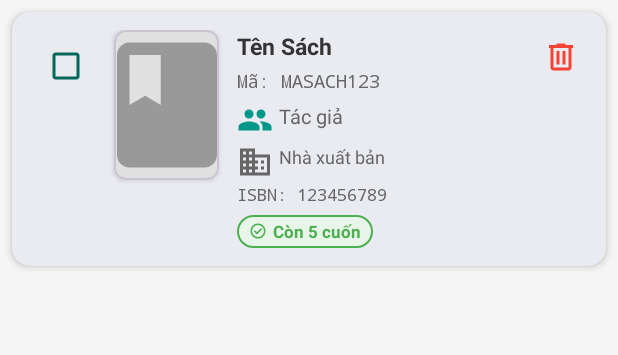
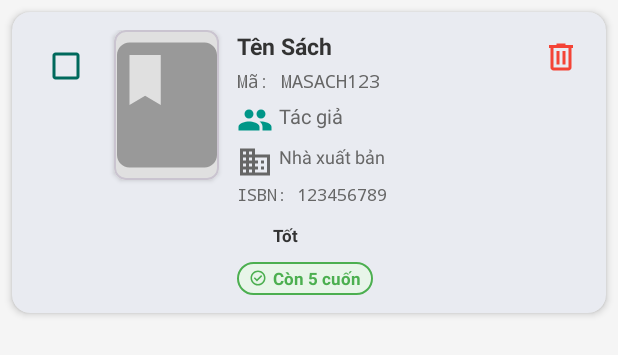
Before and after one commit to DucBEDev/DAMH-library, an Android app: the layout item_book_cart.xml on its own in the app's theme, with its tools: preview values and no code run, on a phone screen of 412 x 824 dp. Shown: the top 355 px of the screen. Run offline under Robolectric (Android 15) with nearby library versions, the phone set to English and light mode, and no system bars.

```diff
--- a/app/src/main/java/com/example/damh_library/network/client/CheckoutSlipApiService.java
+++ b/app/src/main/java/com/example/damh_library/network/client/CheckoutSlipApiService.java
@@ -2,6 +2,7 @@ package com.example.damh_library.network.client;
 
 import com.example.damh_library.model.ResponseModel;
 import com.example.damh_library.model.ResponseSingleModel;
+import com.example.damh_library.model.request.PhieuMuonRequest;
 import com.example.damh_library.model.request.UpdateClientProfileRequest;
 import com.example.damh_library.model.response.BookCartResponse;
 import com.example.damh_library.model.response.CheckoutHistoryResponse;
@@ -11,10 +12,14 @@ import com.example.damh_library.model.response.TypeBorrowResponse;
 import retrofit2.Call;
 import retrofit2.http.Body;
 import retrofit2.http.GET;
+import retrofit2.http.POST;
 import retrofit2.http.Path;
 import retrofit2.http.Query;
 
 public interface CheckoutSlipApiService {
     @GET("admin/phieumuon/{readerId}")
     Call<ResponseModel<CheckoutHistoryResponse>> getReaderCheckoutHistory(@Path("readerId") String readerId);
+
+    @POST("admin/phieumuon/create")
+    Call<ResponseModel<Void>> createCheckout(@Body PhieuMuonRequest request);
 }
--- a/app/src/main/res/layout/fragment_create_checkout.xml
+++ b/app/src/main/res/layout/fragment_create_checkout.xml
@@ -255,7 +255,7 @@
                         android:id="@+id/rvSlipDetails"
                         android:layout_width="match_parent"
                         android:layout_height="wrap_content"
-                        android:nestedScrollingEnabled="false"
+                        android:nestedScrollingEnabled="true"
                         android:overScrollMode="never"
                         android:clipToPadding="false"
                         android:layout_marginTop="8dp" />
--- a/app/src/main/res/layout/item_book_cart.xml
+++ b/app/src/main/res/layout/item_book_cart.xml
@@ -138,6 +138,37 @@
 
         </LinearLayout>
 
+        <!-- TÌNH TRẠNG - THÊM MỚI -->
+        <LinearLayout
+            android:id="@+id/llStatus"
+            android:layout_width="wrap_content"
+            android:layout_height="wrap_content"
+            android:orientation="horizontal"
+            android:gravity="center_vertical"
+            android:paddingStart="10dp"
+            android:paddingEnd="10dp"
+            android:paddingTop="4dp"
+            android:paddingBottom="4dp"
+            android:layout_marginStart="12dp"
+            android:layout_marginTop="8dp"
+            app:layout_constraintTop_toBottomOf="@id/llBookInfo"
+            app:layout_constraintStart_toEndOf="@id/cardCover">
+
+            <View
+                android:id="@+id/viewStatusDot"
+                android:layout_width="8dp"
+                android:layout_height="8dp"
+                android:layout_marginEnd="6dp" />
+
+            <TextView
+                android:id="@+id/tvStatus"
+                android:layout_width="wrap_content"
+                android:layout_height="wrap_content"
+                android:text="Tốt"
+                android:textSize="11sp"
+                android:textStyle="bold" />
+        </LinearLayout>
+
         <!-- Available Badge -->
         <LinearLayout
             android:id="@+id/llAvailableBadge"
@@ -152,7 +183,7 @@
             android:paddingTop="3dp"
             android:paddingBottom="3dp"
             android:gravity="center_vertical"
-            app:layout_constraintTop_toBottomOf="@id/llBookInfo"
+            app:layout_constraintTop_toBottomOf="@id/llStatus"
             app:layout_constraintStart_toEndOf="@id/cardCover">
 
             <ImageView
```
Also changed, not shown: app/src/main/java/com/example/damh_library/adapter/client/BookCartAdapter.java (+11 -1 lines), app/src/main/java/com/example/damh_library/adapter/client/SelectedBookCheckoutAdapter.java (+12 -1 lines), app/src/main/java/com/example/damh_library/fragment/client/CreateCheckoutFragment.java (+42 -5 lines), app/src/main/java/com/example/damh_library/model/request/PhieuMuonRequest.java (added, +31 -0 lines), app/src/main/java/com/example/damh_library/model/response/BookCartResponse.java (+20 -7 lines), app/src/main/res/layout/item_selected_book_checkout.xml (+12 -0 lines).
